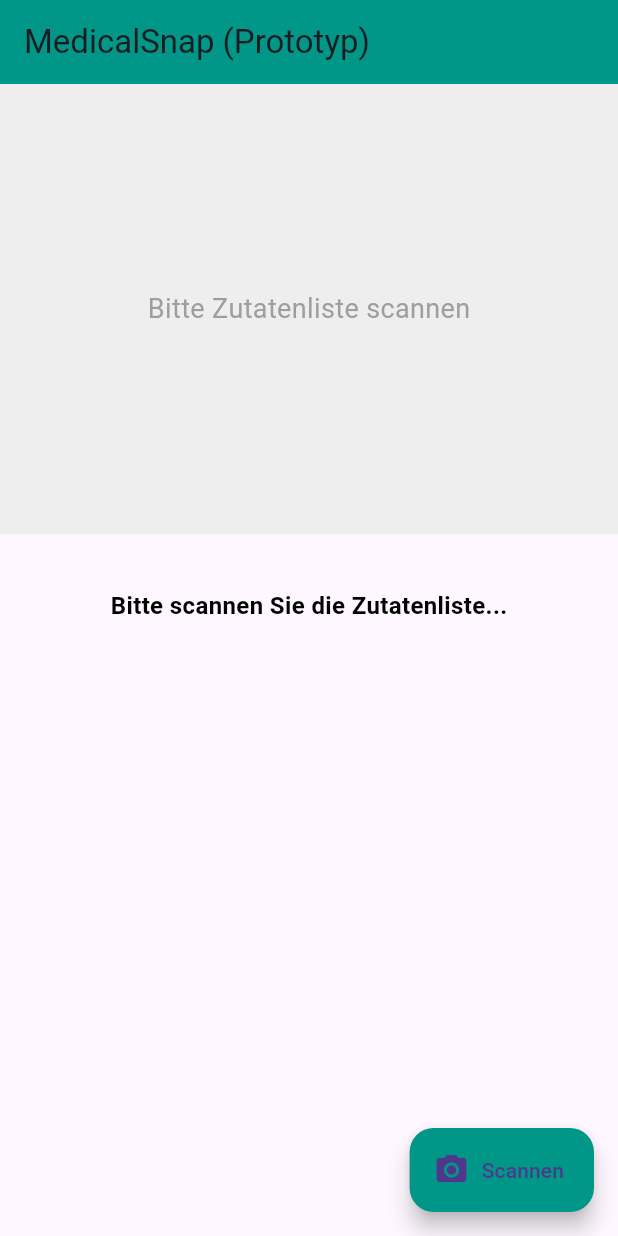
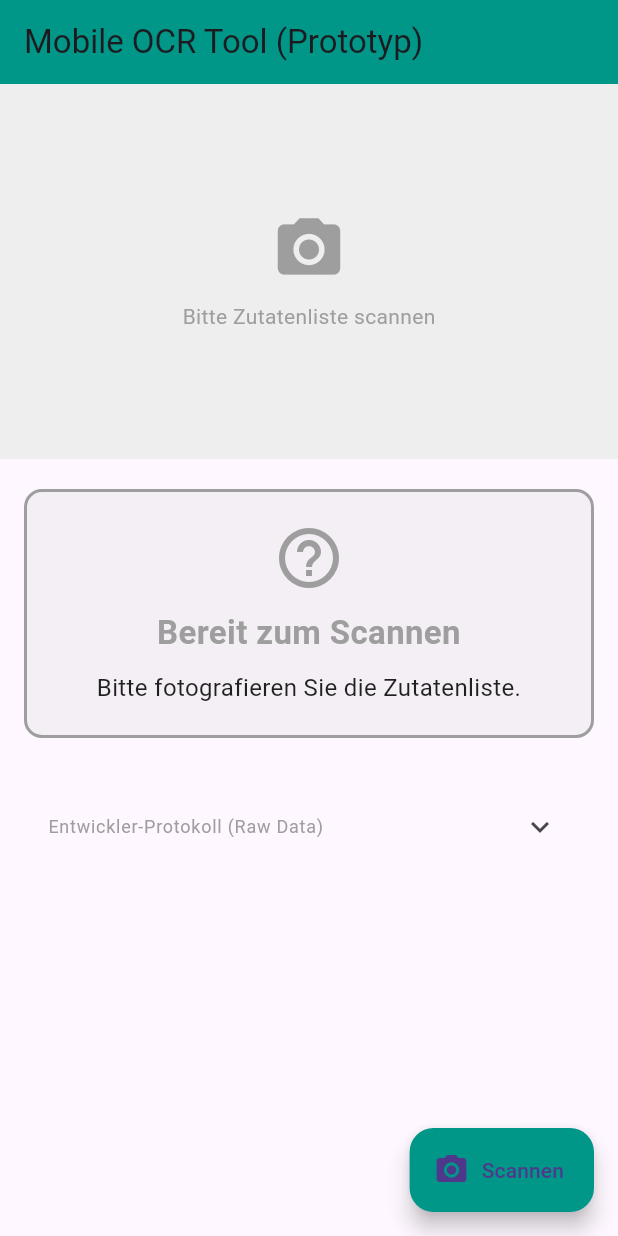
Before and after one commit to DrChang03/ocr_robustness_eval_tool_CKD, a Flutter app: the screen it shows after launch, after a tap on "Scannen", on a phone screen of 412 x 824 dp. Run offline on Flutter 3.47's test engine with Material 3 defaults, Android fonts, the phone set to English and light mode, and no system bars; our stand-ins replace image_picker; missing offline and left inert: google_mlkit_text_recognition.

Commit message:
fix: resolve entry point error and upgrade filtering to Regex patterns
Fixed the 'MyApp' class definition error by refactoring the main() entry point.
Upgraded the keyword detection logic from simple string matching to Regular Expressions (RegExp).
Added support for variable spacing in E-Numbers (e.g., handles "E 450", "E-450", and "E  450") to improve OCR robustness on non-standard packaging.
Maintained the color-coded UI state logic introduced in the previous build.

```diff
--- a/lib/main.dart
+++ b/lib/main.dart
@@ -3,8 +3,12 @@ import 'package:flutter/material.dart';
 import 'package:image_picker/image_picker.dart';
 import 'package:google_mlkit_text_recognition/google_mlkit_text_recognition.dart';
 
+// --- FIX: Ensure main calls MaterialApp directly ---
 void main() {
-  runApp(const MaterialApp(home: OcrScannerScreen()));
+  runApp(const MaterialApp(
+    debugShowCheckedModeBanner: false, // Remove the "Debug" banner
+    home: OcrScannerScreen()
+  ));
 }
 
 class OcrScannerScreen extends StatefulWidget {
@@ -15,111 +19,102 @@ class OcrScannerScreen extends StatefulWidget {
 }
 
 class _OcrScannerScreenState extends State<OcrScannerScreen> {
-  // Initial UI state (German for local user context)
-  String _extractedText = "Bitte scannen Sie die Zutatenliste...";
-  String _debugText = "";
-  Color _statusColor = Colors.black;
+  // --- UI State Variables ---
   File? _imageFile;
 
-  // --- Core Function: Image Capture & Intelligent Analysis ---
+  // 1. Status Title
+  String _resultTitle = "Bereit zum Scannen";
+  // 2. Detailed Message
+  String _resultBody = "Bitte fotografieren Sie die Zutatenliste.";
+  // 3. Debug Info
+  String _debugText = "";
+  // 4. Color State
+  Color _statusColor = Colors.grey;
+
+  // --- Core Function ---
   Future<void> _scanImage() async {
     try {
-      // 1. Initialize Camera
       final ImagePicker picker = ImagePicker();
       final XFile? photo = await picker.pickImage(source: ImageSource.camera);
 
-      if (photo == null) return; // User cancelled
+      if (photo == null) return;
 
       setState(() {
-        _extractedText = " Analyse läuft..."; // "Analysis running..."
+        _resultTitle = "⏳ Analyse läuft...";
+        _resultBody = "Bitte warten...";
+        _statusColor = Colors.blue;
+        _imageFile = File(photo.path);
         _debugText = "";
-        _statusColor = Colors.black;
-        _imageFile = File(photo.path);
       });
 
-      // 2. Prepare Input Image for ML Kit
+      // OCR Processing
       final inputImage = InputImage.fromFilePath(photo.path);
       final textRecognizer = TextRecognizer(script: TextRecognitionScript.latin);
-
-      // 3. Perform OCR (On-Device)
       final RecognizedText recognizedText = await textRecognizer.processImage(inputImage);
 
-      // Convert to lowercase for case-insensitive matching
       String rawText = recognizedText.text.toLowerCase();
 
-      // --- 4. Filtering Algorithm (Project LifeGuard Logic) ---
-      // Detection of CKD-relevant keywords in German context
-      final List<String> dangerKeywords = [
-        // Phosphates
-        "phosphat",       // Generic root
-        "diphosphat",     // E450
-        "triphosphat",    // E451
-        "polyphosphat",   // E452
-        "phosphorsäure",  // Phosphoric acid
-
-        // E-Numbers (Critical for German market)
-        "e338", "e339", "e340", "e341",
-        "e450", "e451", "e452",
-
-        // Potassium (Kalium)
-        "kalium",
-        "kaliumchlorid",
-        "kaliumcitrat",
-
-        // Others
-        "geschmacksverstärker", // Flavor enhancers (often contain phosphate)
-        "natriumnitrit"         // Sodium nitrite
-      ];
+      // --- V3.0 UPGRADE: Regex Logic (Robustness) ---
+      // Instead of simple strings, we use Regex to handle spaces like "E 450"
+      final Map<String, RegExp> dangerPatterns = {
+        "PHOSPHAT": RegExp(r"phospha[t|d]", caseSensitive: false), // Matches Phosphat/Phosphad
+        "E450 (Diphosphat)": RegExp(r"e\s*450", caseSensitive: false), // Matches E450, E 450, E-450
+        "E338": RegExp(r"e\s*338", caseSensitive: false),
+        "E339": RegExp(r"e\s*339", caseSensitive: false),
+        "E340": RegExp(r"e\s*340", caseSensitive: false),
+        "E341": RegExp(r"e\s*341", caseSensitive: false),
+        "E451": RegExp(r"e\s*451", caseSensitive: false),
+        "E452": RegExp(r"e\s*452", caseSensitive: false),
+        "KALIUM": RegExp(r"kalium", caseSensitive: false),
+        "GESCHMACKSVERSTÄRKER": RegExp(r"geschmacksverstärker", caseSensitive: false),
+        "NATRIUMNITRIT": RegExp(r"natriumnitrit", caseSensitive: false),
+      };
 
       List<String> foundDangers = [];
 
-      // Iterate through keywords
-      for (var keyword in dangerKeywords) {
-        if (rawText.contains(keyword)) {
-          foundDangers.add(keyword.toUpperCase());
+      // Iterate through Regex patterns
+      dangerPatterns.forEach((name, pattern) {
+        if (pattern.hasMatch(rawText)) {
+          foundDangers.add(name);
         }
+      });
+
+      // --- Result Logic ---
+
+      if (foundDangers.isNotEmpty) {
+        //  RED: DANGER
+        setState(() {
+          _statusColor = Colors.red;
+          _resultTitle = "ACHTUNG: KRITISCH";
+          _resultBody = "Gefundene Risikostoffe:\n ${foundDangers.join(", ")}\n\nNicht geeignet für Nierenpatienten!";
+        });
+      } else if (rawText.length < 10) {
+        //  ORANGE: UNCERTAIN
+        setState(() {
+          _statusColor = Colors.orange;
+          _resultTitle = "Scan unsicher";
+          _resultBody = "Zu wenig Text erkannt. Bitte Bild schärfer aufnehmen.";
+        });
+      } else {
+        //  GREEN: SAFE
+        setState(() {
+          _statusColor = Colors.green;
+          _resultTitle = "Unbedenklich";
+          _resultBody = "Keine kritischen Phosphate oder Kaliumzusätze erkannt.\n(Scheinbar sicher)";
+        });
       }
 
-      String statusMessage = "";
-      Color newColor = Colors.black;
-
-      if (foundDangers.isNotEmpty) {
-        // CRITICAL WARNING (UI: German)
-        statusMessage =
-          "\n\n ACHTUNG: KRITISCHE INHALTSSTOFFE \n"
-          "\nGefundene Risikostoffe:\n"
-          " ${foundDangers.join(", ")}\n"
-          "\n Für Nierenpatienten nicht geeignet.";
-        newColor = Colors.red;
-      } else if (rawText.length < 5) {
-        //  ERROR: No text detected
-        statusMessage = "\n\n Fehler: Kein Text erkannt.\nBitte versuchen Sie es erneut.";
-        newColor = Colors.orange;
-      } else {
-        //  SAFE: No keywords found
-        statusMessage =
-          "\n\n Unbedenklich (Scheinbar sicher)\n"
-          "\nKeine kritischen Phosphate oder Kaliumzusätze erkannt.\n"
-          "(Hinweis: Diese Analyse ersetzt keinen ärztlichen Rat.)";
-        newColor = Colors.green;
-      }
-
-      // Debug Info (Hidden in production, visible for Thesis evaluation)
-      String debugInfo = "\n\n-------------------\n[RAW OCR DATA]:\n$rawText";
-
       setState(() {
-        _extractedText = statusMessage;
-        _debugText = debugInfo;
-        _statusColor = newColor;
+        _debugText = "[RAW DATA]:\n$rawText";
       });
 
       textRecognizer.close();
 
     } catch (e) {
       setState(() {
-        _extractedText = "Ein Fehler ist aufgetreten: $e";
-        _debugText = "";
-        _statusColor = Colors.red;
+        _statusColor = Colors.grey;
+        _resultTitle = "Fehler";
+        _resultBody = e.toString();
       });
     }
   }
@@ -128,48 +123,91 @@ class _OcrScannerScreenState extends State<OcrScannerScreen> {
   Widget build(BuildContext context) {
     return Scaffold(
       appBar: AppBar(
-        title: const Text("MedicalSnap (Prototyp)"),
+        title: const Text("Mobile OCR Tool (Prototyp)"),
         backgroundColor: Colors.teal,
       ),
       body: SingleChildScrollView(
         child: Column(
           children: [
-            // Image Preview Area
+            // 1. Image Preview
             if (_imageFile != null)
-              Image.file(_imageFile!, height: 300, fit: BoxFit.cover)
+              Image.file(_imageFile!, height: 250, width: double.infinity, fit: BoxFit.cover)
             else
               Container(
-                height: 300,
+                height: 250,
+                width: double.infinity,
                 color: Colors.grey[200],
                 child: const Center(
-                  child: Text("Bitte Zutatenliste scannen",
-                    style: TextStyle(color: Colors.grey, fontSize: 18)),
+                  child: Column(
+                    mainAxisAlignment: MainAxisAlignment.center,
+                    children: [
+                      Icon(Icons.camera_alt, size: 50, color: Colors.grey),
+                      SizedBox(height: 10),
+                      Text("Bitte Zutatenliste scannen", style: TextStyle(color: Colors.grey)),
+                    ],
+                  ),
                 ),
               ),
 
             const SizedBox(height: 20),
 
-            // Result Text Area
+            // 2. THE DIAGNOSIS CARD
             Padding(
-              padding: const EdgeInsets.all(16.0),
-              child: Column(
-                crossAxisAlignment: CrossAxisAlignment.start,
+              padding: const EdgeInsets.symmetric(horizontal: 16.0),
+              child: Container(
+                width: double.infinity,
+                padding: const EdgeInsets.all(20),
+                decoration: BoxDecoration(
+                  color: _statusColor.withOpacity(0.1),
+                  border: Border.all(color: _statusColor, width: 2),
+                  borderRadius: BorderRadius.circular(12),
+                ),
+                child: Column(
+                  children: [
+                    Icon(
+                      _statusColor == Colors.red ? Icons.warning_amber_rounded :
+                      _statusColor == Colors.green ? Icons.check_circle_outline : Icons.help_outline,
+                      size: 48,
+                      color: _statusColor,
+                    ),
+                    const SizedBox(height: 10),
+                    Text(
+                      _resultTitle,
+                      style: TextStyle(
+                        fontSize: 22,
+                        fontWeight: FontWeight.bold,
+                        color: _statusColor,
+                      ),
+                      textAlign: TextAlign.center,
+                    ),
+                    const SizedBox(height: 10),
+                    Text(
+                      _resultBody,
+                      style: const TextStyle(fontSize: 16, color: Colors.black87),
+                      textAlign: TextAlign.center,
+                    ),
+                  ],
+                ),
+              ),
+            ),
+
+            const SizedBox(height: 30),
+
+            // 3. Debug Info
+            Padding(
+              padding: const EdgeInsets.symmetric(horizontal: 16.0),
+              child: ExpansionTile(
+                title: const Text("Entwickler-Protokoll (Raw Data)", style: TextStyle(fontSize: 12, color: Colors.grey)),
                 children: [
-                  Text(
-                    _extractedText,
-                    style: TextStyle(fontSize: 16, fontWeight: FontWeight.bold, color: _statusColor),
-                  ),
-                  Text(
-                    _debugText,
-                    style: const TextStyle(fontSize: 14, color: Colors.black),
-                  ),
+                  Text(_debugText, style: const TextStyle(fontSize: 10, color: Colors.grey)),
                 ],
               ),
             ),
+
+            const SizedBox(height: 50),
           ],
         ),
       ),
-      // Scan Button
       floatingActionButton: FloatingActionButton.extended(
         onPressed: _scanImage,
         backgroundColor: Colors.teal,
```
Also changed, not shown: 1 other file.
